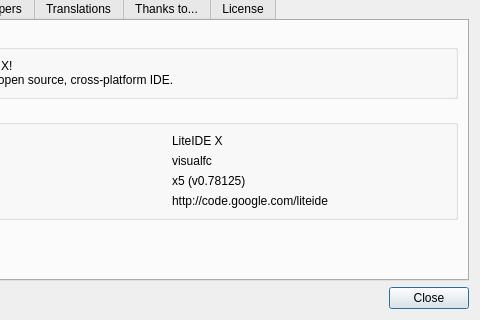
Qt form liteidex/src/liteapp/aboutdialog.ui (seanxyh/liteide) before a commit; both pictures show x 142 to 622 and y 219 to 539 of the 622 by 539 pixel window.
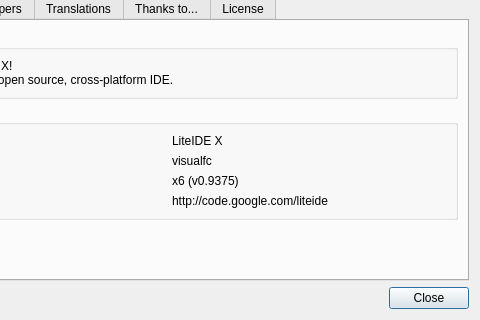
The same form after that commit. The open tabs and pages were chosen to show the change. Icons and pictures are not drawn.

What changed in the file:
```diff
--- a/liteidex/src/liteapp/aboutdialog.ui
+++ b/liteidex/src/liteapp/aboutdialog.ui
@@ -243,7 +243,7 @@
           <item row="2" column="1">
            <widget class="QLabel" name="label_16">
             <property name="text">
-             <string notr="true">x5 (v0.78125)</string>
+             <string notr="true">x6 (v0.9375)</string>
             </property>
            </widget>
           </item>
```
Left out of the diff: 22 changed lines with no effect on the pictures.
